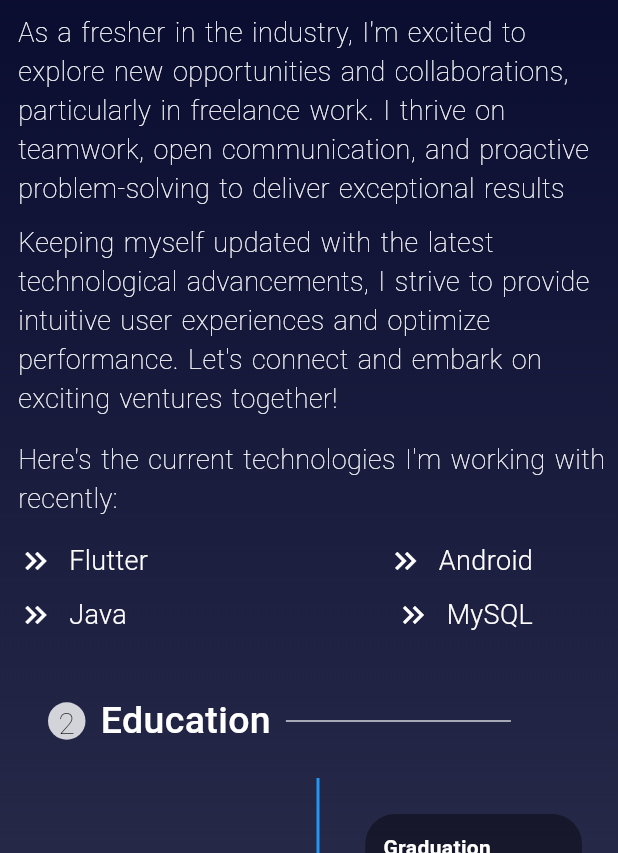
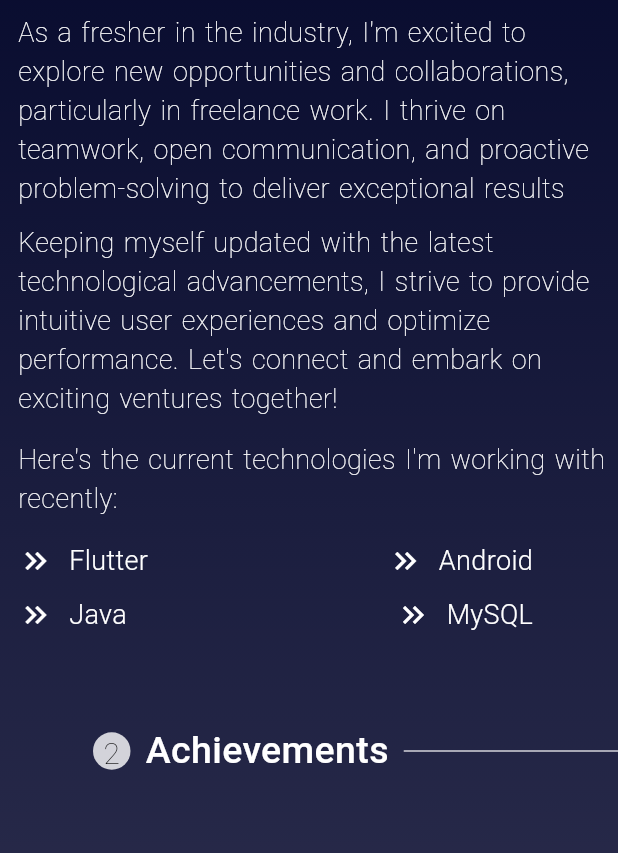
Before and after one commit to VishavjeetS/portfolio_flutter, a Flutter app: the screen it shows after launch, scrolled down 1152 dp, on a phone screen of 412 x 824 dp, the part 383-1236 px from its top. Run offline on Flutter 3.47's test engine with Material 3 defaults, Android fonts, the phone set to English and light mode, and no system bars; drawn by our look-alikes of timelines.

Commit message:
removed education module

```diff
--- a/lib/utils/about_mobile.dart
+++ b/lib/utils/about_mobile.dart
@@ -135,80 +135,80 @@ class _AboutMobileState extends State<AboutMobile> {
             ),
           ],
         ),
-        const SizedBox(
-          height: 40,
-        ),
-        Column(
-          crossAxisAlignment: CrossAxisAlignment.center,
-          children: [
-            Padding(
-              padding: const EdgeInsets.only(left: 20.0),
-              child: Row(
-                children: [
-                  Container(
-                    width: 25,
-                    height: 25,
-                    decoration: BoxDecoration(
-                      shape: BoxShape.circle,
-                      color: Colors.white.withOpacity(0.8),
-                    ),
-                    child: const Center(
-                      child: Text(
-                        '2',
-                        style: TextStyle(
-                            fontSize: 20,
-                            fontWeight: FontWeight.w200,
-                            color: Colors.black),
-                      ),
-                    ),
-                  ),
-                  const SizedBox(
-                    width: 10,
-                  ),
-                  const Text(
-                    "Education",
-                    style: TextStyle(
-                        color: Colors.white,
-                        fontSize: 25,
-                        fontWeight: FontWeight.w500),
-                  ),
-                  const SizedBox(
-                    width: 10,
-                  ),
-                  SizedBox(
-                    width: 150,
-                    child: Divider(
-                      color: Colors.white.withOpacity(0.8),
-                    ),
-                  )
-                ],
-              ),
-            ),
-            const SizedBox(
-              height: 20,
-            ),
-            SizedBox(
-              height: MediaQuery.of(context).size.height / 1.8,
-              width: MediaQuery.of(context).size.width,
-              child: Timeline.tileBuilder(
-                builder: TimelineTileBuilder.fromStyle(
-                  contentsAlign: ContentsAlign.alternating,
-                  contentsBuilder: (context, index) {
-                    final detail = list[index];
-                    return Education(
-                        title: detail[0],
-                        university: detail[1],
-                        batch: detail[2]);
-                  },
-                  itemCount: list.length,
-                ),
-              ),
-            ),
-            const SizedBox(
-              height: 20,
-            ),
-          ],
-        ),
+        // const SizedBox(
+        //   height: 40,
+        // ),
+        // Column(
+        //   crossAxisAlignment: CrossAxisAlignment.center,
+        //   children: [
+        //     Padding(
+        //       padding: const EdgeInsets.only(left: 20.0),
+        //       child: Row(
+        //         children: [
+        //           Container(
+        //             width: 25,
+        //             height: 25,
+        //             decoration: BoxDecoration(
+        //               shape: BoxShape.circle,
+        //               color: Colors.white.withOpacity(0.8),
+        //             ),
+        //             child: const Center(
+        //               child: Text(
+        //                 '2',
+        //                 style: TextStyle(
+        //                     fontSize: 20,
+        //                     fontWeight: FontWeight.w200,
+        //                     color: Colors.black),
+        //               ),
+        //             ),
+        //           ),
+        //           const SizedBox(
+        //             width: 10,
+        //           ),
+        //           const Text(
+        //             "Education",
+        //             style: TextStyle(
+        //                 color: Colors.white,
+        //                 fontSize: 25,
+        //                 fontWeight: FontWeight.w500),
+        //           ),
+        //           const SizedBox(
+        //             width: 10,
+        //           ),
+        //           SizedBox(
+        //             width: 150,
+        //             child: Divider(
+        //               color: Colors.white.withOpacity(0.8),
+        //             ),
+        //           )
+        //         ],
+        //       ),
+        //     ),
+        //     const SizedBox(
+        //       height: 20,
+        //     ),
+        //     SizedBox(
+        //       height: MediaQuery.of(context).size.height / 1.8,
+        //       width: MediaQuery.of(context).size.width,
+        //       child: Timeline.tileBuilder(
+        //         builder: TimelineTileBuilder.fromStyle(
+        //           contentsAlign: ContentsAlign.alternating,
+        //           contentsBuilder: (context, index) {
+        //             final detail = list[index];
+        //             return Education(
+        //                 title: detail[0],
+        //                 university: detail[1],
+        //                 batch: detail[2]);
+        //           },
+        //           itemCount: list.length,
+        //         ),
+        //       ),
+        //     ),
+        //     const SizedBox(
+        //       height: 20,
+        //     ),
+        //   ],
+        // ),
       ],
     );
   }
--- a/lib/utils/achievments.dart
+++ b/lib/utils/achievments.dart
@@ -29,7 +29,7 @@ class AchievmentsState extends State<Achievments> {
                 ),
                 child: const Center(
                   child: Text(
-                    '3',
+                    '2',
                     style: TextStyle(
                         fontSize: 20,
                         fontWeight: FontWeight.w200,
--- a/pubspec.yaml
+++ b/pubspec.yaml
@@ -35,7 +35,6 @@ dependencies:
   # Use with the CupertinoIcons class for iOS style icons.
   cupertino_icons: ^1.0.2
   google_nav_bar: ^5.0.6
-  timelines: ^0.1.0
   url_launcher: ^6.1.11
   http: ^1.4.0
 
```
Also changed, not shown: lib/utils/about_tablet.dart (+71 -71 lines), lib/utils/about_web.dart (+71 -71 lines), pubspec.lock.
